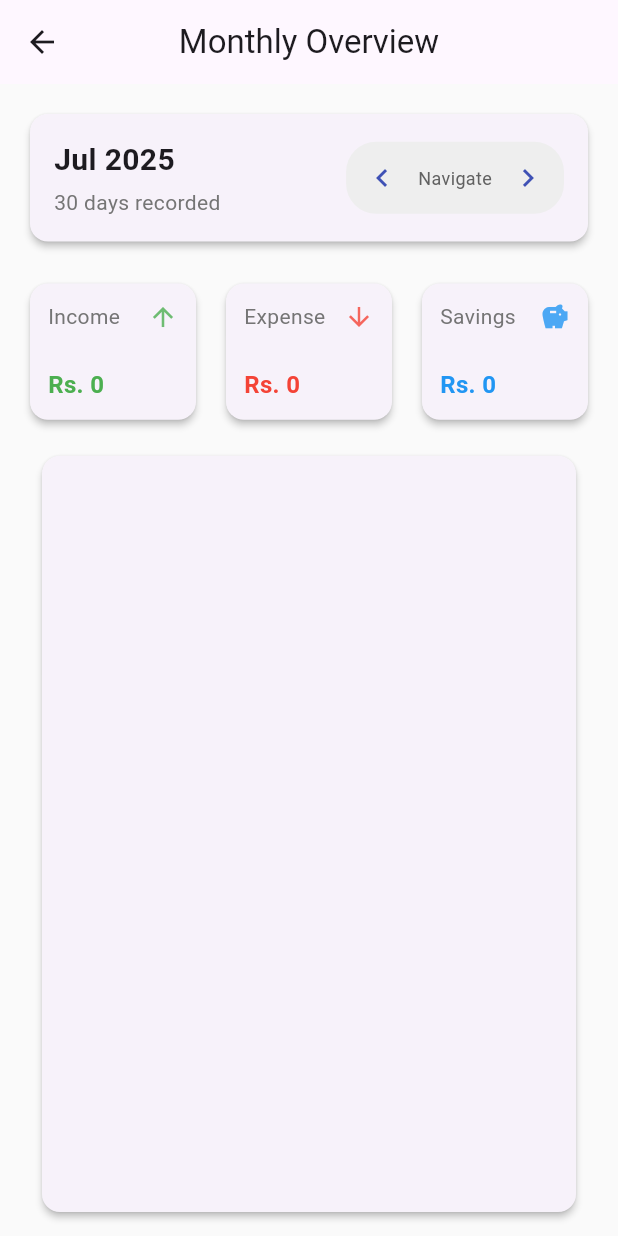
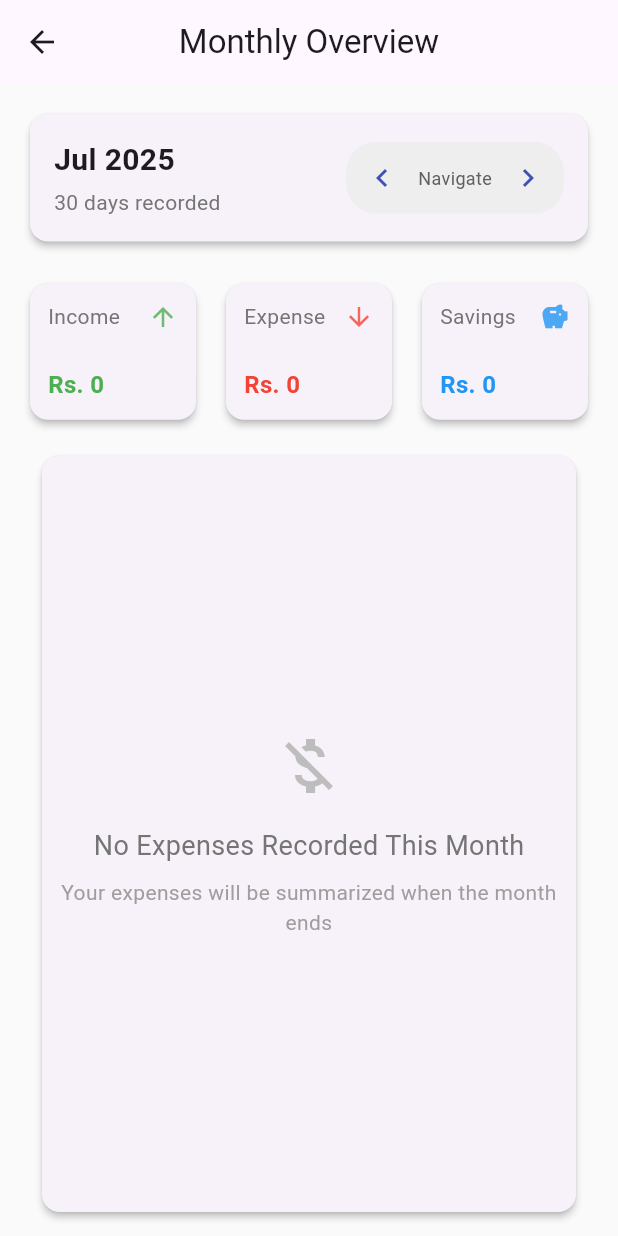
Before and after one commit to Hassan9865/Expense-tracking-app, a Flutter app: the MonthlyExpenseView screen opened by its route, on a phone screen of 412 x 824 dp. Run offline on Flutter 3.47's test engine with Material 3 defaults, Android fonts, the phone set to English and light mode, and no system bars; our stand-ins replace fl_chart, hive, hive_flutter, stacked, stacked_services, stacked_shared; accounts and stored records are empty.

Commit message:
Monthly expense

```diff
--- a/lib/view/Monthly Expense/MonthlyExpense_view.dart
+++ b/lib/view/Monthly Expense/MonthlyExpense_view.dart
@@ -134,7 +134,33 @@ class MonthlyExpenseView extends StatelessWidget {
                       shape: RoundedRectangleBorder(
                         borderRadius: BorderRadius.circular(12),
                       ),
-                      child: ClipRRect(
+                      child: viewModel.expenses.isEmpty
+                          ? Center(
+                              child: Column(
+                                mainAxisAlignment: MainAxisAlignment.center,
+                                children: [
+                                  Icon(Icons.money_off,
+                                      size: 48, color: Colors.grey[400]),
+                                  SizedBox(height: 16),
+                                  Text(
+                                    "No Expenses Recorded This Month",
+                                    style: TextStyle(
+                                      fontSize: 18,
+                                      color: Colors.grey[600],
+                                    ),
+                                  ),
+                                  SizedBox(height: 8),
+                                  Text(
+                                    "Your expenses will be summarized when the month ends",
+                                    textAlign: TextAlign.center,
+                                    style: TextStyle(
+                                      color: Colors.grey[500],
+                                    ),
+                                  ),
+                                ],
+                              ),
+                            )
+                          : ClipRRect(
                               borderRadius: BorderRadius.circular(12),
                               child: ListView.builder(
                                 physics: const BouncingScrollPhysics(),
@@ -159,7 +185,8 @@ class MonthlyExpenseView extends StatelessWidget {
                                           color: Colors.greenAccent,
                                           shape: BoxShape.circle,
                                         ),
-                                  child: Icon(Icons.monetization_on_rounded,
+                                        child: Icon(
+                                            Icons.monetization_on_rounded,
                                             color: Colors.white),
                                       ),
                                       title: Text(
```
Lines whose indentation alone changed are shown as unchanged.
